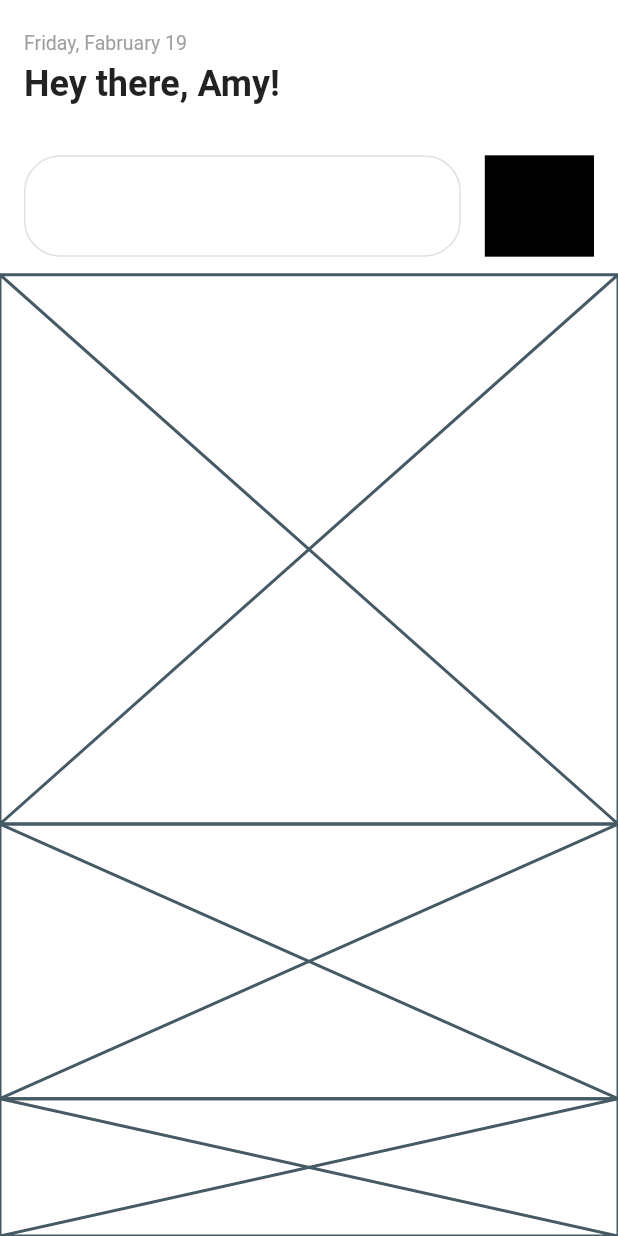
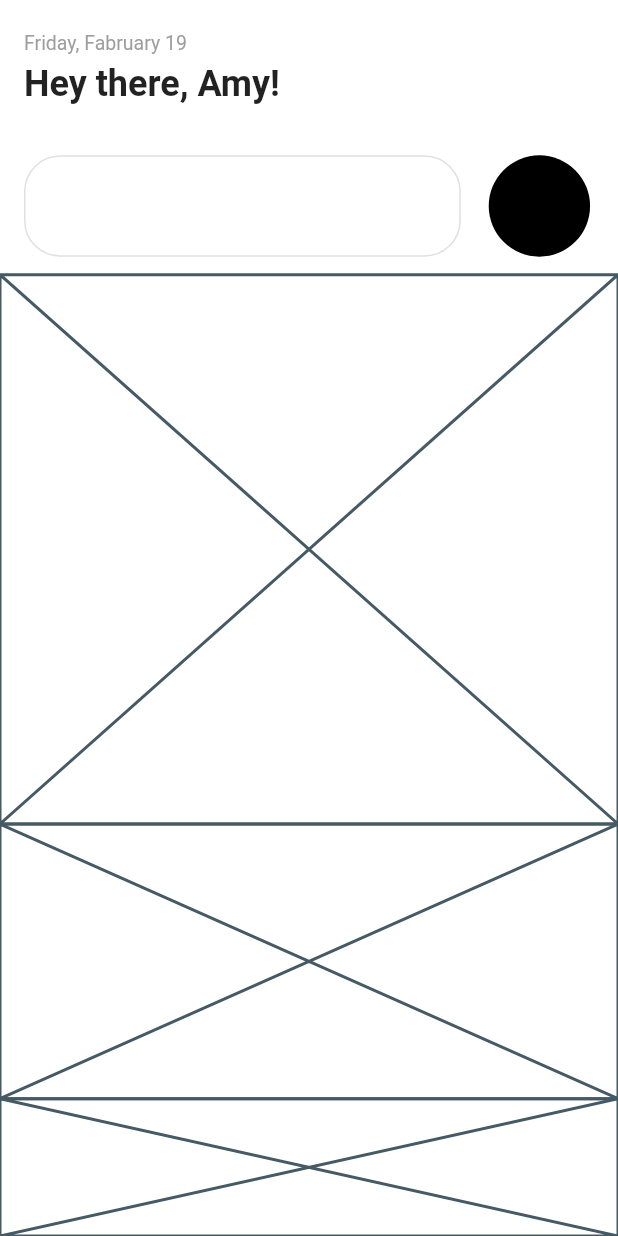
Before and after one commit to JAICHANGPARK/flutter_notebook_11th_story, a Flutter app: the screen it shows after launch, on a phone screen of 412 x 824 dp. Run offline on Flutter 3.47's test engine with Material 2 defaults, Android fonts, the phone set to English and light mode, and no system bars; our stand-ins replace backdrop, badges, flutter_inner_drawer, flutter_slidable, flutter_swiper, google_fonts.

Commit message:
Update experience_home_page.dart

```diff
--- a/lib/ep718_experience_app/experience_home_page.dart
+++ b/lib/ep718_experience_app/experience_home_page.dart
@@ -53,7 +53,7 @@ class _ExperienceHomePageState extends State<ExperienceHomePage> {
                       Expanded(
                           flex: 2,
                           child: Container(
-                            decoration: BoxDecoration(gradient: LinearGradient(colors: [])),
+                            decoration: BoxDecoration(shape: BoxShape.circle, gradient: LinearGradient(colors: [])),
                             child: Center(
                               child: Icon(Icons.tune),
                             ),
```
